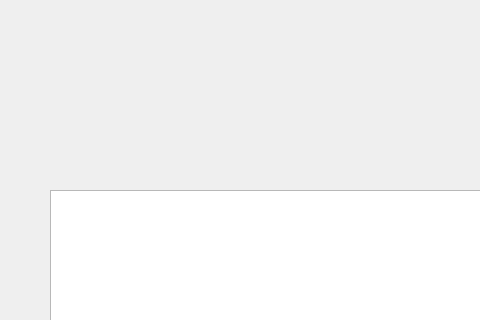
Before: the Qt Designer form air.ui in eemc2oops/yunyou, drawn with Qt 5; both pictures show x 0 to 480 and y 0 to 320 of the 800 by 600 pixel window.
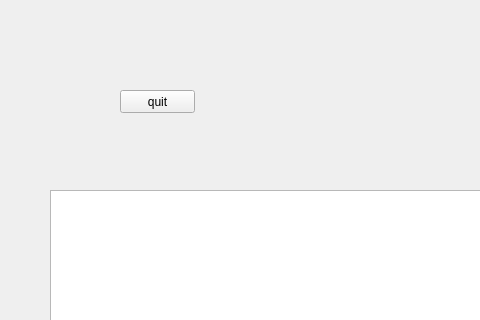
After: the same form once the commit is applied. Icons and pictures are not drawn.

Commit message: 添加界面图标

```diff
--- a/air.ui
+++ b/air.ui
@@ -24,6 +24,19 @@
      </rect>
     </property>
    </widget>
+   <widget class="QPushButton" name="quit_push_button">
+    <property name="geometry">
+     <rect>
+      <x>120</x>
+      <y>90</y>
+      <width>75</width>
+      <height>23</height>
+     </rect>
+    </property>
+    <property name="text">
+     <string>quit</string>
+    </property>
+   </widget>
   </widget>
   <widget class="QMenuBar" name="menubar">
    <property name="geometry">
```
Left out of the diff: 27 changed lines with no effect on the pictures. The commit also changes 6 other files.
